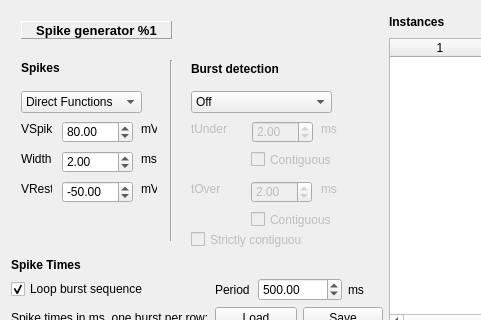
CompEphys-team/stdpc, file src/gui/SpikeGenDlg.ui: the form before one commit; both pictures show x 0 to 481 and y 0 to 320 of the 774 by 679 pixel window.
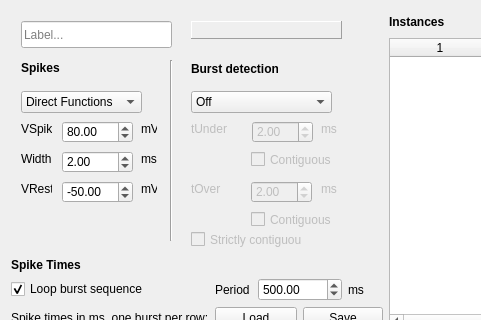
The form after the commit.

Commit message: Added DAQ/Model labels to parameter dialog

Patch:
```diff
--- a/src/gui/SpikeGenDlg.ui
+++ b/src/gui/SpikeGenDlg.ui
@@ -143,7 +143,7 @@
       </property>
       <property name="geometry">
        <rect>
-        <x>10</x>
+        <x>180</x>
         <y>10</y>
         <width>151</width>
         <height>18</height>
@@ -175,7 +175,7 @@
        <number>0</number>
       </property>
       <property name="text">
-       <string>Spike generator %1</string>
+       <string/>
       </property>
       <property name="alignment">
        <set>Qt::AlignCenter</set>
@@ -501,6 +501,19 @@
        </property>
       </widget>
      </widget>
+     <widget class="QLineEdit" name="leLabel">
+      <property name="geometry">
+       <rect>
+        <x>10</x>
+        <y>10</y>
+        <width>151</width>
+        <height>27</height>
+       </rect>
+      </property>
+      <property name="placeholderText">
+       <string>Label...</string>
+      </property>
+     </widget>
      <zorder>bdGroupW</zorder>
      <zorder>SpikesL</zorder>
      <zorder>VRestL</zorder>
```
Left out of the diff: 1 changed line with no effect on the pictures. The commit also changes 14 other files.
